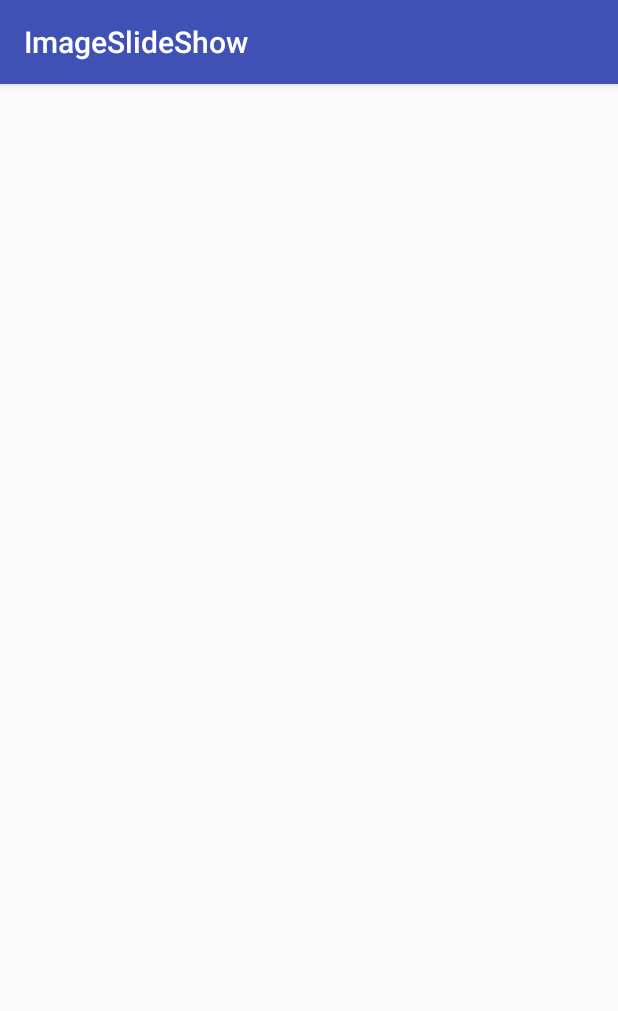
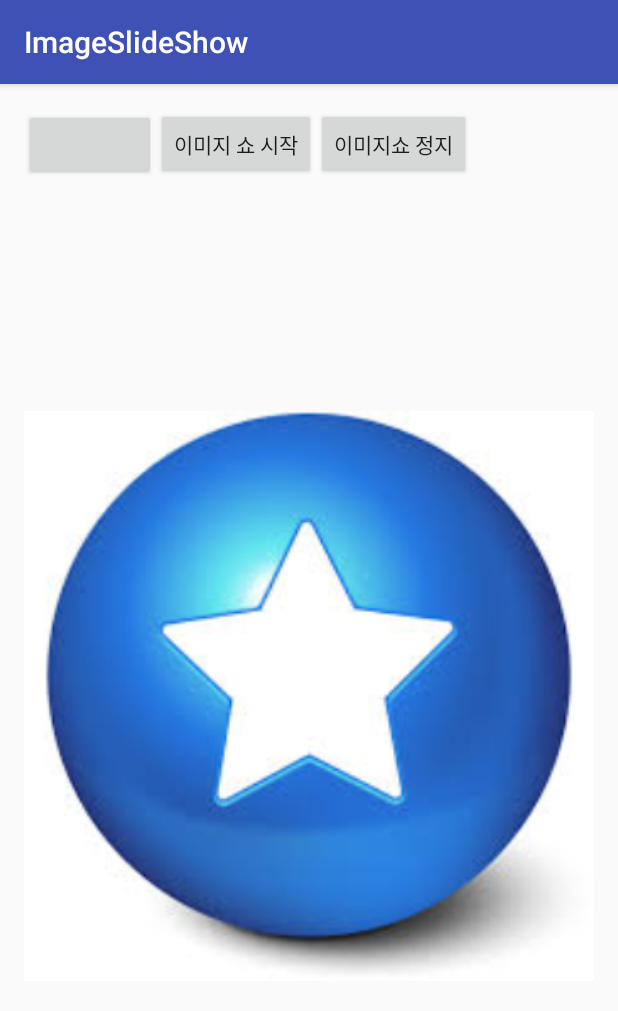
Before and after one commit to MINJUPARK/ImageSlideShow, an Android app: the screen it shows after launch (MainActivity), on a phone screen of 412 x 824 dp. Shown: the top 1011 px of the screen. Run offline under Robolectric (Android 15) with nearby library versions, the phone set to English and light mode, and no system bars.

Commit message:
#1 UI complete

```diff
--- a/app/src/main/res/layout/activity_main.xml
+++ b/app/src/main/res/layout/activity_main.xml
@@ -26,14 +26,24 @@
         <Button
             android:id="@+id/but_stop"
             android:layout_width="wrap_content"
-            android:layout_height="match_parent"
-            android:text="@string/but_text_stop"/>
+            android:layout_height="wrap_content"
+            android:text="이미지쇼 정지" >
+        </Button>
         </LinearLayout>
     <ViewFlipper
+        android:id="@+id/view_flip"
         android:layout_width="match_parent"
         android:layout_height="match_parent">
         <ImageView
-            android:src="@+id/img02.png"
+            android:src="@drawable/img01"
+            android:layout_width="match_parent"
+            android:layout_height="match_parent" />
+        <ImageView
+            android:src="@drawable/img02"
+            android:layout_width="match_parent"
+            android:layout_height="match_parent" />
+        <ImageView
+            android:src="@drawable/img03"
             android:layout_width="match_parent"
             android:layout_height="match_parent" />
     </ViewFlipper>
```
